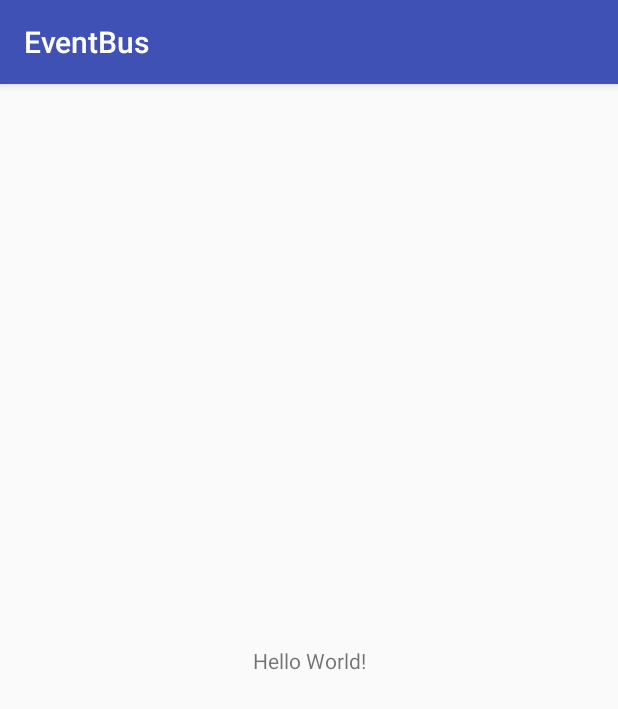
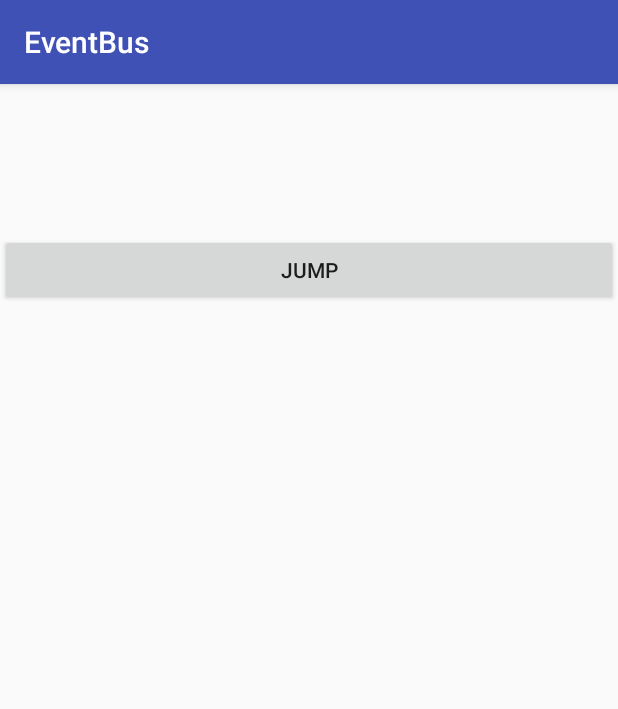
Before and after one commit to princeHe/EventBus, an Android app: the screen it shows after launch (MainActivity), on a phone screen of 412 x 824 dp. Shown: the top 709 px of the screen. Run offline under Robolectric (Android 15) with nearby library versions, the phone set to English and light mode, and no system bars.

Commit message:
继续完成中

```diff
--- a/app/src/main/java/com/example/he/eventbus/SecondActivity.java
+++ b/app/src/main/java/com/example/he/eventbus/SecondActivity.java
@@ -2,6 +2,7 @@ package com.example.he.eventbus;
 
 import android.support.v7.app.AppCompatActivity;
 import android.os.Bundle;
+import android.view.View;
 
 public class SecondActivity extends AppCompatActivity {
 
@@ -10,4 +11,8 @@ public class SecondActivity extends AppCompatActivity {
         super.onCreate(savedInstanceState);
         setContentView(R.layout.activity_second);
     }
+
+    public void send(View view) {
+        EventBus.getDefault().post(new Friend("lisi", "123456"));
+    }
 }
--- a/app/src/main/res/layout/activity_main.xml
+++ b/app/src/main/res/layout/activity_main.xml
@@ -1,18 +1,16 @@
 <?xml version="1.0" encoding="utf-8"?>
-<android.support.constraint.ConstraintLayout xmlns:android="http://schemas.android.com/apk/res/android"
-    xmlns:app="http://schemas.android.com/apk/res-auto"
+<RelativeLayout xmlns:android="http://schemas.android.com/apk/res/android"
     xmlns:tools="http://schemas.android.com/tools"
     android:layout_width="match_parent"
     android:layout_height="match_parent"
     tools:context="com.example.he.eventbus.MainActivity">
 
-    <TextView
-        android:layout_width="wrap_content"
+    <Button
+        android:layout_width="match_parent"
         android:layout_height="wrap_content"
-        android:text="Hello World!"
-        app:layout_constraintBottom_toBottomOf="parent"
-        app:layout_constraintLeft_toLeftOf="parent"
-        app:layout_constraintRight_toRightOf="parent"
-        app:layout_constraintTop_toTopOf="parent" />
+        android:onClick="jump"
+        android:text="jump"
+        android:gravity="center"
+        android:layout_marginTop="100dp"/>
 
-</android.support.constraint.ConstraintLayout>
+</RelativeLayout>
```
Also changed, not shown: app/src/main/java/com/example/he/eventbus/EventBus.java (+26 -2 lines), app/src/main/java/com/example/he/eventbus/MainActivity.java (+8 -0 lines).
